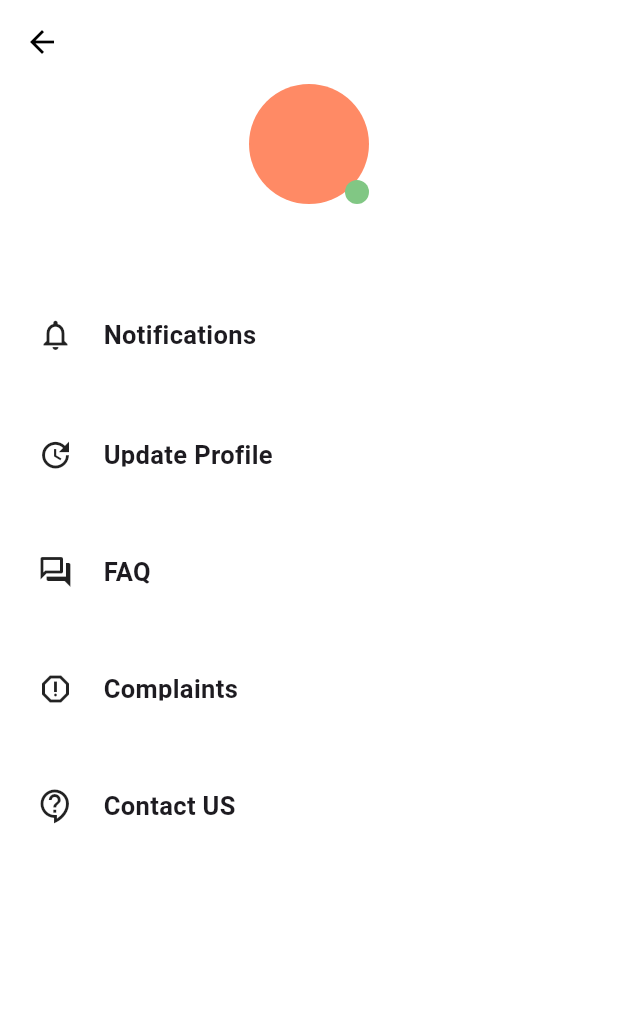
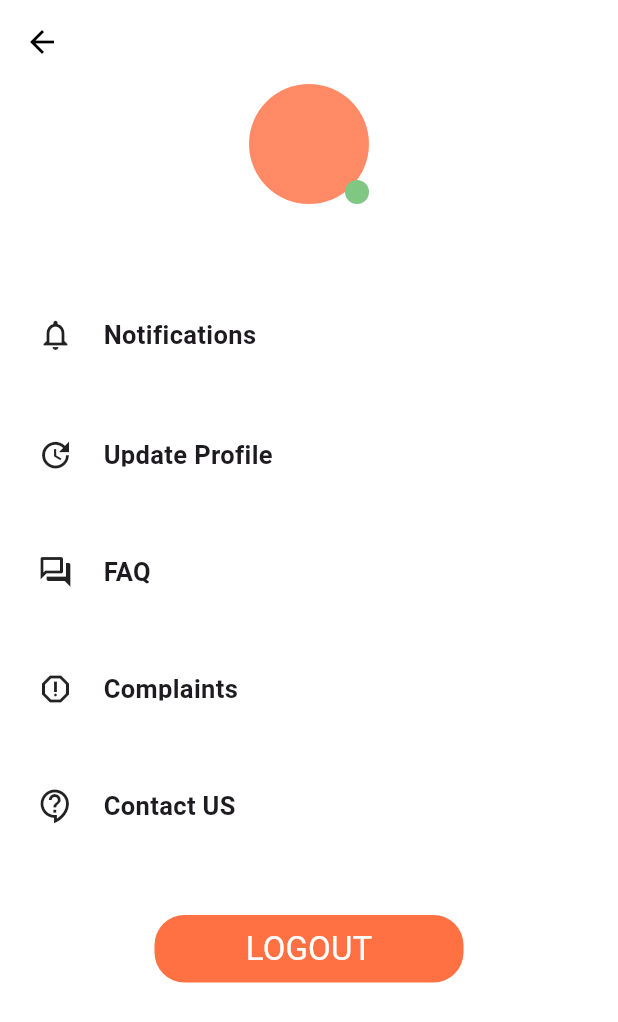
Before and after one commit to MohamedNasr553/Ecommerce-Salla-App, a Flutter app: the ShopSettingScreen screen opened directly, on a phone screen of 412 x 824 dp. Shown: the top 1022 px of the screen. Run offline on Flutter 3.47's test engine with Material 3 defaults, Android fonts, the phone set to English and light mode, and no system bars; our stand-ins replace bloc, bottom_navy_bar, carousel_slider, conditional_builder_null_safety, dio, flutter_bloc and 4 more; accounts and stored records are empty; network calls fail.

Commit message:
update settings screen

```diff
--- a/lib/modules/shop_app/settings/settings.dart
+++ b/lib/modules/shop_app/settings/settings.dart
@@ -8,6 +8,7 @@ import 'package:shop_app/modules/shop_app/settings/cubit/cubit.dart';
 import 'package:shop_app/modules/shop_app/settings/cubit/states.dart';
 import 'package:shop_app/modules/shop_app/update_profile/update_profile_screen.dart';
 import 'package:shop_app/shared/components/components.dart';
+import 'package:shop_app/shared/components/constants.dart';
 
 class ShopSettingScreen extends StatelessWidget {
   const ShopSettingScreen({super.key});
@@ -283,6 +284,17 @@ class ShopSettingScreen extends StatelessWidget {
                       ),
                     ),
                   ),
+                  const SizedBox(height: 40.0,),
+                  defaultButton(
+                    function: () {
+                      signOut(context);
+                    },
+                    radius: 20.0,
+                    width: MediaQuery.of(context).size.width / 2,
+                    height: 45.0,
+                    text: 'Logout',
+                    color: Colors.deepOrange.shade400,
+                  ),
                 ],
               ),
             ),
```
Also changed, not shown: lib/modules/shop_app/update_profile/update_profile_screen.dart (+0 -12 lines).
